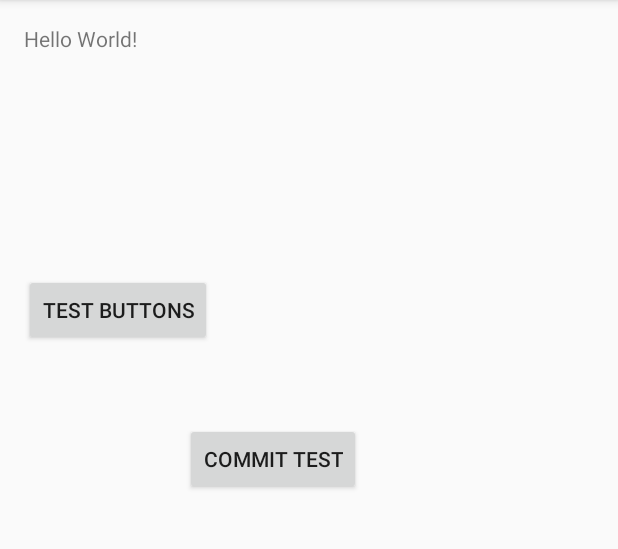
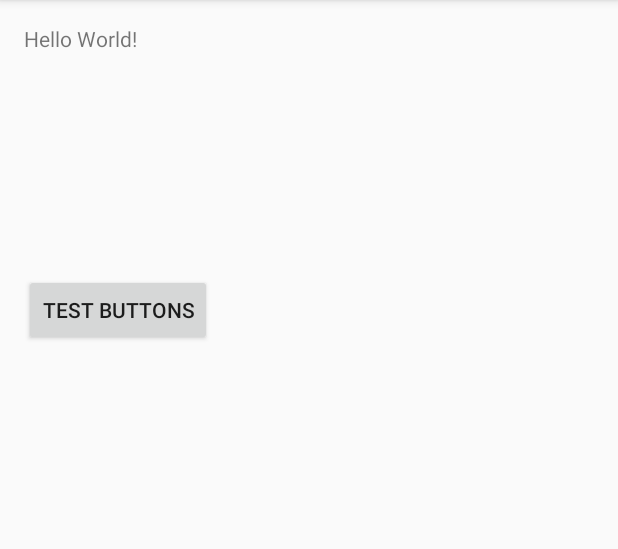
Before and after one commit to group3fitbit/FitBitTracker, an Android app: the screen it shows after launch (MainActivity), on a phone screen of 412 x 824 dp, the part 84-633 px from its top. Run offline under Robolectric (Android 15) with nearby library versions, the phone set to English and light mode, and no system bars.

Commit message:
deleted test commit button

```diff
--- a/app/src/main/res/layout/activity_main.xml
+++ b/app/src/main/res/layout/activity_main.xml
@@ -25,15 +25,4 @@
         android:layout_alignParentLeft="true"
         android:layout_alignParentStart="true" />
 
-    <Button
-        android:text="commit test"
-        android:layout_width="wrap_content"
-        android:layout_height="wrap_content"
-        android:layout_below="@+id/button"
-        android:layout_toRightOf="@+id/textView"
-        android:layout_toEndOf="@+id/textView"
-        android:layout_marginLeft="32dp"
-        android:layout_marginStart="32dp"
-        android:layout_marginTop="51dp"
-        android:id="@+id/button2" />
 </RelativeLayout>
```
